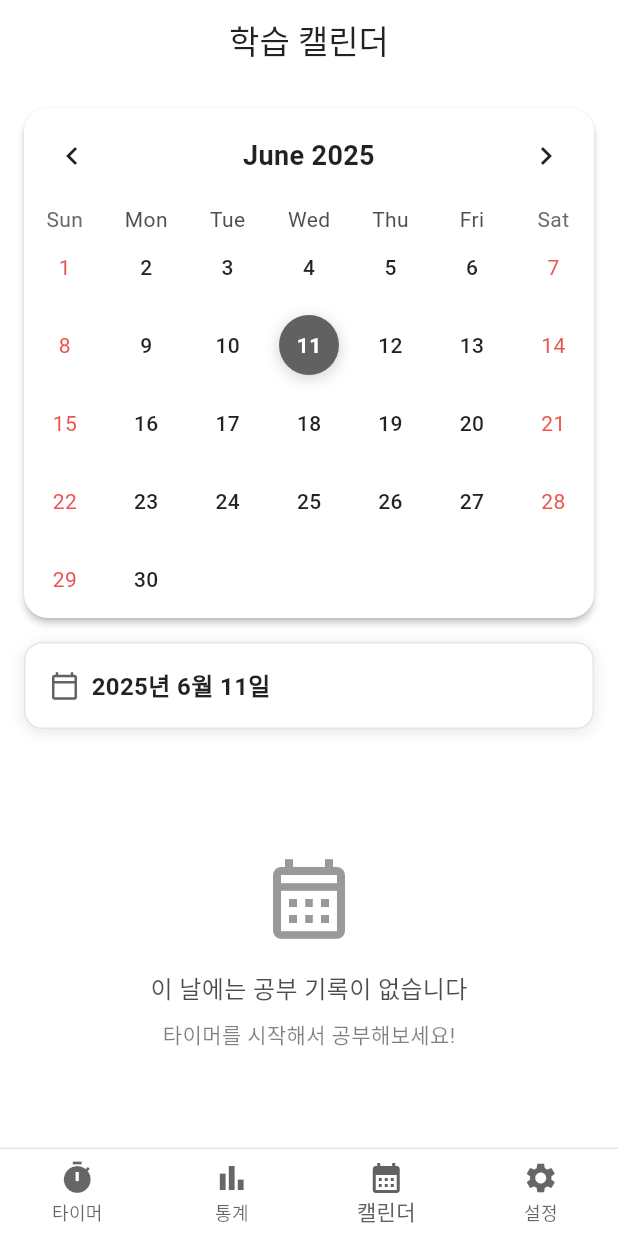
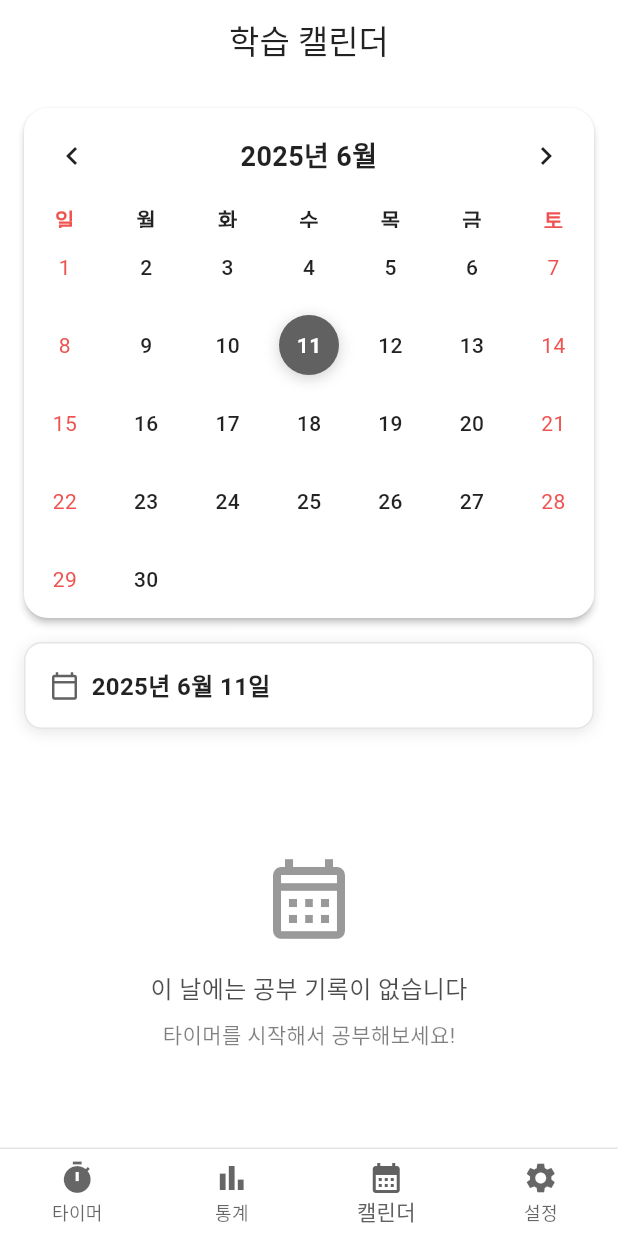
Before and after one commit to dahli4/timerapp, a Flutter app: the screen it shows after launch, item 3 of the bottom bar chosen, on a phone screen of 412 x 824 dp. Run offline on Flutter 3.47's test engine with Material 3 defaults, Android fonts, the light colour scheme and no system bars; drawn by our look-alikes of table_calendar; our stand-ins replace device_info_plus, flutter_local_notifications, hive, hive_flutter, permission_handler, shared_preferences and 1 more; missing offline and left inert: workmanager; accounts and stored records are empty.

Commit message:
[Fix] UI 업데이트

```diff
--- a/lib/features/calendar/calendar_screen.dart
+++ b/lib/features/calendar/calendar_screen.dart
@@ -64,6 +64,8 @@ class _CalendarScreenState extends State<CalendarScreen> {
                 firstDay: DateTime.utc(2020, 1, 1),
                 lastDay: DateTime.utc(2030, 12, 31),
                 focusedDay: _focusedDay,
+                locale: 'ko_KR', // 한국어 로케일 설정
+                startingDayOfWeek: StartingDayOfWeek.sunday, // 일요일부터 시작
                 selectedDayPredicate:
                     (day) =>
                         _selectedDay != null &&
@@ -92,6 +94,19 @@ class _CalendarScreenState extends State<CalendarScreen> {
                   rightChevronIcon: Icon(
                     Icons.chevron_right,
                     color: Theme.of(context).colorScheme.onSurface,
+                  ),
+                ),
+                daysOfWeekStyle: DaysOfWeekStyle(
+                  weekdayStyle: TextStyle(
+                    color: Theme.of(context).colorScheme.onSurface,
+                    fontWeight: FontWeight.w600,
+                  ),
+                  weekendStyle: TextStyle(
+                    color:
+                        Theme.of(context).brightness == Brightness.dark
+                            ? Colors.red.shade300
+                            : Colors.red.shade400,
+                    fontWeight: FontWeight.w600,
                   ),
                 ),
                 calendarStyle: CalendarStyle(
@@ -140,17 +155,42 @@ class _CalendarScreenState extends State<CalendarScreen> {
                     color: Theme.of(context).colorScheme.onSecondary,
                     fontWeight: FontWeight.bold,
                   ),
-                  markerDecoration: BoxDecoration(
-                    gradient: LinearGradient(
-                      colors: [Colors.green.shade400, Colors.green.shade600],
-                      begin: Alignment.topLeft,
-                      end: Alignment.bottomRight,
-                    ),
-                    shape: BoxShape.circle,
-                  ),
-                  markersAlignment: Alignment.bottomCenter,
-                  markersMaxCount: 3,
-                  markerSizeScale: 0.15,
+                  // 기본 마커 스타일 제거 - calendarBuilders에서 커스텀 마커 사용
+                ),
+                // 커스텀 마커 빌더
+                calendarBuilders: CalendarBuilders(
+                  markerBuilder: (context, day, events) {
+                    if (events.isEmpty) return null;
+
+                    // 해당 날짜의 첫 번째 기록의 타이머 색상 사용
+                    final firstRecord = events.first as StudyRecordModel;
+                    final timer = _timerBox.values.firstWhere(
+                      (t) => t.id == firstRecord.timerId,
+                      orElse:
+                          () => StudyTimerModel(
+                            id: '',
+                            title: '알 수 없음',
+                            durationMinutes: 0,
+                            createdAt: DateTime.now(),
+                          ),
+                    );
+                    final color =
+                        timer.colorHex != null
+                            ? Color(timer.colorHex!)
+                            : Colors.blue.shade600;
+
+                    return Positioned(
+                      bottom: 1,
+                      child: Container(
+                        width: 6,
+                        height: 6,
+                        decoration: BoxDecoration(
+                          color: color,
+                          shape: BoxShape.circle,
+                        ),
+                      ),
+                    );
+                  },
                 ),
                 eventLoader: (day) => _getRecordsForDay(day),
               ),
--- a/lib/main.dart
+++ b/lib/main.dart
@@ -6,12 +6,17 @@ import 'app/main_tab_controller.dart';
 import 'package:hive_flutter/hive_flutter.dart';
 import 'data/study_timer_model.dart';
 import 'data/study_record_model.dart';
+import 'package:intl/date_symbol_data_local.dart';
 import 'dart:io';
 
 final ValueNotifier<ThemeMode> themeNotifier = ValueNotifier(ThemeMode.light);
 
 void main() async {
   WidgetsFlutterBinding.ensureInitialized();
+
+  // 한국어 로케일 초기화
+  await initializeDateFormatting('ko_KR', null);
+
   await Hive.initFlutter();
   Hive.registerAdapter(StudyTimerModelAdapter());
   Hive.registerAdapter(StudyRecordModelAdapter());
--- a/pubspec.yaml
+++ b/pubspec.yaml
@@ -26,6 +26,7 @@ dependencies:
   device_info_plus: ^11.4.0
   workmanager: ^0.6.0
   url_launcher: ^6.3.1
+  intl: ^0.19.0
 
 dev_dependencies:
   flutter_test:
```
Also changed, not shown: lib/features/stats/subject_detail_screen.dart (+13 -5 lines), lib/features/timer_run/timer_circle_painter.dart (+10 -3 lines), lib/features/timer_run/timer_run_screen.dart (+24 -7 lines), lib/app/main_tab_controller_new.dart (added), lib/features/timer_list/timer_list_dialogs_new.dart (added).
